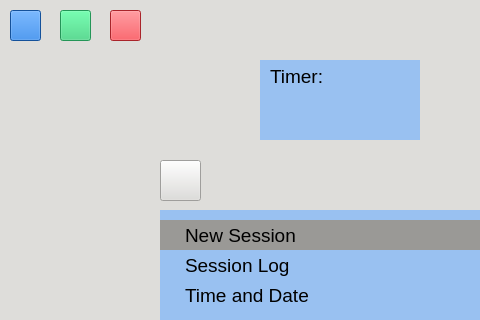
Qt form mainwindow.ui (sahilgagvani/Neuro-Nirvana) before a commit; both pictures show x 0 to 480 and y 0 to 320 of the 666 by 600 pixel window.
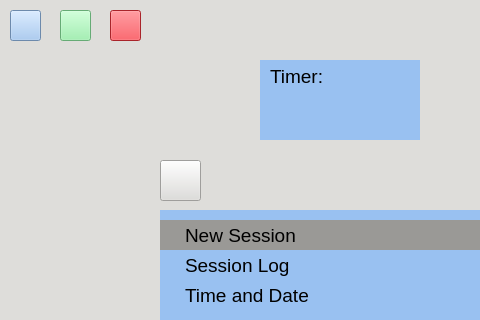
The same form after that commit. Icons and pictures are not drawn.

Commit message: Added empty startTreatment function to synchronize with signals

The edit to the form file:
```diff
--- a/mainwindow.ui
+++ b/mainwindow.ui
@@ -202,7 +202,7 @@
      </rect>
     </property>
     <property name="styleSheet">
-     <string notr="true">background-color: rgb(28, 113, 216);</string>
+     <string notr="true">background-color: rgb(153, 193, 241);</string>
     </property>
     <property name="text">
      <string/>
@@ -234,7 +234,7 @@
      </rect>
     </property>
     <property name="styleSheet">
-     <string notr="true">background-color: rgb(51, 209, 122);
+     <string notr="true">background-color: rgb(143, 240, 164);
 </string>
     </property>
     <property name="text">
```
Left out of the diff: 3 changed lines with no effect on the pictures. The commit also changes 2 other files.
